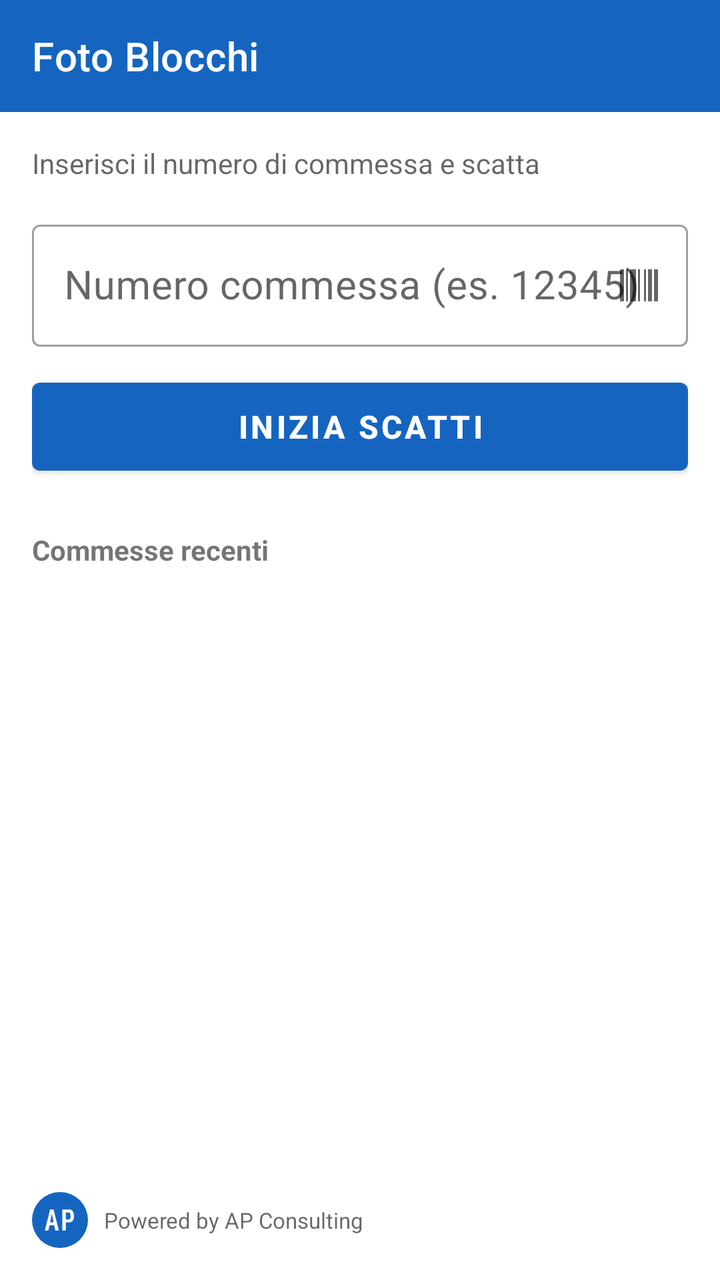
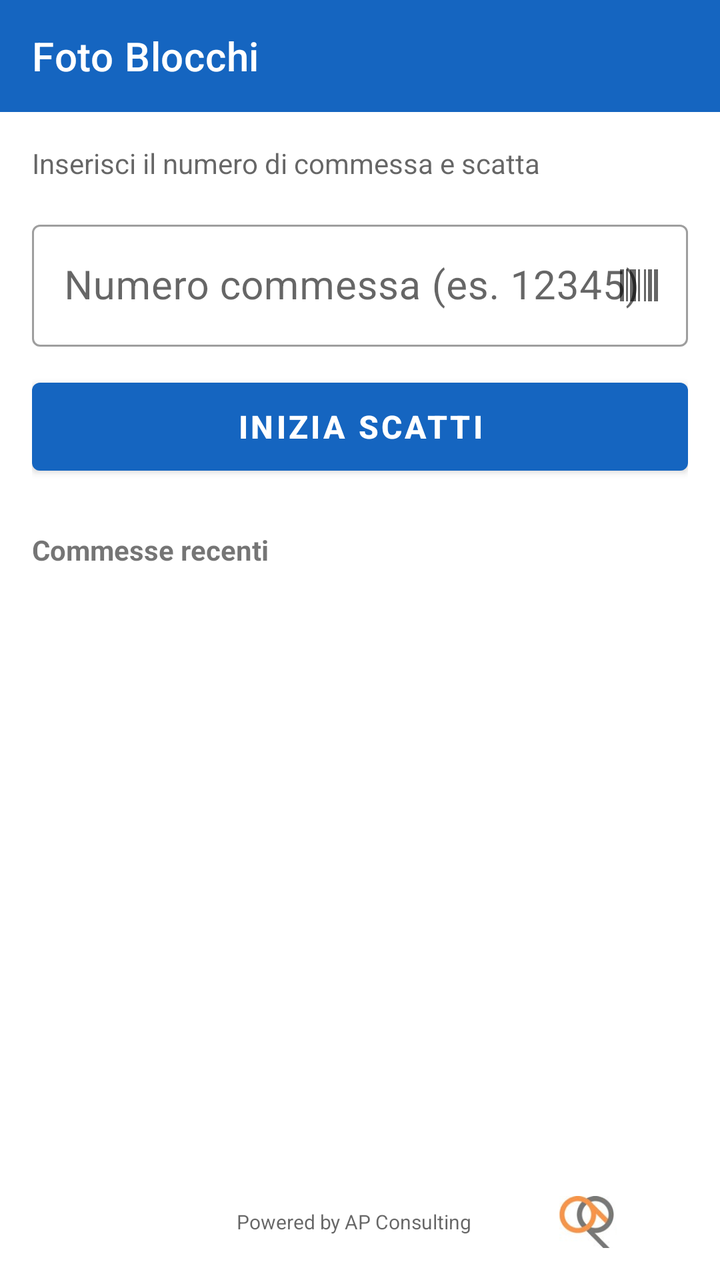

Compare the two renders of this Android layout. The source of the first and the diff that turns it into the second are given below.
<!-- AndroidManifest.xml: application theme Theme.FotoCommesse -->
<!-- res/layout/activity_main.xml -->
<?xml version="1.0" encoding="utf-8"?>
<LinearLayout xmlns:android="http://schemas.android.com/apk/res/android"
    xmlns:app="http://schemas.android.com/apk/res-auto"
    android:layout_width="match_parent"
    android:layout_height="match_parent"
    android:fitsSystemWindows="true"
    android:orientation="vertical">

    <com.google.android.material.appbar.MaterialToolbar
        android:id="@+id/toolbar"
        android:layout_width="match_parent"
        android:layout_height="?attr/actionBarSize"
        android:background="?attr/colorPrimary"
        android:theme="@style/ThemeOverlay.MaterialComponents.Dark.ActionBar"
        app:title="@string/app_name"
        app:titleTextColor="@android:color/white" />

    <androidx.constraintlayout.widget.ConstraintLayout
        android:layout_width="match_parent"
        android:layout_height="0dp"
        android:layout_weight="1"
        android:padding="16dp">

        <TextView
            android:id="@+id/tvSubtitle"
            android:layout_width="match_parent"
            android:layout_height="wrap_content"
            android:text="@string/subtitle"
            android:textSize="14sp"
            android:textColor="?android:attr/textColorSecondary"
            app:layout_constraintStart_toStartOf="parent"
            app:layout_constraintTop_toTopOf="parent" />

        <com.google.android.material.textfield.TextInputLayout
            android:id="@+id/tilCommessa"
            style="@style/Widget.MaterialComponents.TextInputLayout.OutlinedBox"
            android:layout_width="match_parent"
            android:layout_height="wrap_content"
            android:layout_marginTop="16dp"
            android:hint="@string/hint_commessa"
            app:endIconMode="custom"
            app:endIconDrawable="@drawable/ic_barcode"
            app:endIconContentDescription="@string/cd_scan_barcode"
            app:layout_constraintStart_toStartOf="parent"
            app:layout_constraintEnd_toEndOf="parent"
            app:layout_constraintTop_toBottomOf="@id/tvSubtitle">

            <com.google.android.material.textfield.TextInputEditText
                android:id="@+id/etCommessa"
                android:layout_width="match_parent"
                android:layout_height="wrap_content"
                android:inputType="text|textNoSuggestions|textCapCharacters"
                android:maxLines="1"
                android:textSize="20sp" />
        </com.google.android.material.textfield.TextInputLayout>

        <com.google.android.material.button.MaterialButton
            android:id="@+id/btnStart"
            android:layout_width="match_parent"
            android:layout_height="56dp"
            android:layout_marginTop="12dp"
            android:text="@string/btn_start"
            android:textSize="16sp"
            android:textStyle="bold"
            app:layout_constraintStart_toStartOf="parent"
            app:layout_constraintEnd_toEndOf="parent"
            app:layout_constraintTop_toBottomOf="@id/tilCommessa" />

        <TextView
            android:id="@+id/tvSectionRecenti"
            android:layout_width="wrap_content"
            android:layout_height="wrap_content"
            android:layout_marginTop="24dp"
            android:text="@string/section_recenti"
            android:textSize="14sp"
            android:textStyle="bold"
            app:layout_constraintStart_toStartOf="parent"
            app:layout_constraintTop_toBottomOf="@id/btnStart" />

        <TextView
            android:id="@+id/tvTotalCount"
            android:layout_width="wrap_content"
            android:layout_height="wrap_content"
            android:layout_marginTop="24dp"
            android:textSize="12sp"
            android:textColor="?android:attr/textColorSecondary"
            app:layout_constraintEnd_toEndOf="parent"
            app:layout_constraintTop_toBottomOf="@id/btnStart" />

        <TextView
            android:id="@+id/tvNoData"
            android:layout_width="wrap_content"
            android:layout_height="wrap_content"
            android:layout_marginTop="32dp"
            android:text="@string/no_data"
            android:textSize="14sp"
            android:textColor="?android:attr/textColorSecondary"
            android:visibility="gone"
            app:layout_constraintStart_toStartOf="parent"
            app:layout_constraintEnd_toEndOf="parent"
            app:layout_constraintTop_toBottomOf="@id/tvSectionRecenti" />

        <androidx.recyclerview.widget.RecyclerView
            android:id="@+id/rvRecenti"
            android:layout_width="match_parent"
            android:layout_height="0dp"
            android:layout_marginTop="8dp"
            app:layout_constraintStart_toStartOf="parent"
            app:layout_constraintEnd_toEndOf="parent"
            app:layout_constraintTop_toBottomOf="@id/tvSectionRecenti"
            app:layout_constraintBottom_toTopOf="@id/footerBar" />

        <LinearLayout
            android:id="@+id/footerBar"
            android:layout_width="match_parent"
            android:layout_height="wrap_content"
            android:layout_marginTop="8dp"
            android:gravity="center_vertical"
            android:orientation="horizontal"
            app:layout_constraintStart_toStartOf="parent"
            app:layout_constraintEnd_toEndOf="parent"
            app:layout_constraintBottom_toBottomOf="parent">

            <ImageView
                android:id="@+id/ivApLogo"
                android:layout_width="28dp"
                android:layout_height="28dp"
                android:src="@drawable/ap_logo"
                android:contentDescription="@null" />

            <TextView
                android:layout_width="0dp"
                android:layout_height="wrap_content"
                android:layout_marginStart="8dp"
                android:layout_weight="1"
                android:text="@string/powered_by"
                android:textColor="?android:attr/textColorSecondary"
                android:textSize="11sp" />
        </LinearLayout>

    </androidx.constraintlayout.widget.ConstraintLayout>

</LinearLayout>
<!-- resources referenced by this layout -->
<resources>
  <!-- drawable ap_logo (drawable) -->
  <vector xmlns:android="http://schemas.android.com/apk/res/android"
      android:width="28dp"
      android:height="28dp"
      android:viewportWidth="48"
      android:viewportHeight="48">
  
      
      <path
          android:fillColor="#1565C0"
          android:pathData="M24,24m-24,0a24,24 0,1 1,48 0a24,24 0,1 1,-48 0" />
  
      
      <path
          android:fillColor="#FFFFFF"
          android:strokeWidth="0"
          android:pathData="M11,33 L15.5,15 L18.5,15 L23,33 L20,33 L19,28.5 L15,28.5 L14,33 Z M15.5,26 L18.5,26 L17,18.5 Z" />
  
      
      <path
          android:fillColor="#FFFFFF"
          android:strokeWidth="0"
          android:pathData="M26,15 L26,33 L29,33 L29,26 L32,26 C34.5,26 36,24 36,21 C36,17 34.5,15 32,15 Z M29,17.5 L31.5,17.5 C32.8,17.5 33,19 33,21 C33,22.5 32.8,23.5 31.5,23.5 L29,23.5 Z" />
  </vector>
  <!-- drawable ic_barcode (drawable) -->
  <vector xmlns:android="http://schemas.android.com/apk/res/android"
      android:width="24dp"
      android:height="24dp"
      android:viewportWidth="24"
      android:viewportHeight="24">
      <path
          android:fillColor="#FFFFFF"
          android:pathData="M2,4h2v16H2zM5,4h1v16H5zM7,4h3v16H7zM11,4h1v16h-1zM14,4h1v16h-1zM16,4h2v16h-2zM19,4h2v16h-2zM22,4h0v16h0z"/>
  </vector>
  <string name="app_name">Foto Blocchi</string>
  <string name="btn_start">INIZIA SCATTI</string>
  <string name="cd_scan_barcode">Scansiona barcode</string>
  <string name="hint_commessa">Numero commessa (es. 12345)</string>
  <string name="no_data">Nessuna foto ancora.\nInserisci un numero di commessa e inizia.</string>
  <string name="powered_by">Powered by AP Consulting</string>
  <string name="section_recenti">Commesse recenti</string>
  <string name="subtitle">Inserisci il numero di commessa e scatta</string>
  <style name="Theme.FotoCommesse" parent="Theme.MaterialComponents.DayNight.NoActionBar">
          <item name="colorPrimary">@color/primary</item>
          <item name="colorPrimaryDark">@color/primary_dark</item>
          <item name="colorAccent">@color/accent</item>
      </style>
  <color name="primary">#1565C0</color>
  <color name="primary_dark">#0D47A1</color>
  <color name="accent">#FF6F00</color>
</resources>

<!-- the commit's change to res/layout/activity_main.xml (unified diff, before → after) -->
@@ -115,27 +115,28 @@
             android:layout_width="match_parent"
             android:layout_height="wrap_content"
             android:layout_marginTop="8dp"
-            android:gravity="center_vertical"
+            android:gravity="center_vertical|end"
             android:orientation="horizontal"
             app:layout_constraintStart_toStartOf="parent"
             app:layout_constraintEnd_toEndOf="parent"
             app:layout_constraintBottom_toBottomOf="parent">
 
+            <TextView
+                android:layout_width="wrap_content"
+                android:layout_height="wrap_content"
+                android:text="@string/powered_by"
+                android:textColor="?android:attr/textColorSecondary"
+                android:textSize="10sp" />
+
             <ImageView
                 android:id="@+id/ivApLogo"
-                android:layout_width="28dp"
-                android:layout_height="28dp"
-                android:src="@drawable/ap_logo"
+                android:layout_width="100dp"
+                android:layout_height="26dp"
+                android:layout_marginStart="8dp"
+                android:adjustViewBounds="true"
+                android:scaleType="fitCenter"
+                android:src="@drawable/apconsulting_logo"
                 android:contentDescription="@null" />
-
-            <TextView
-                android:layout_width="0dp"
-                android:layout_height="wrap_content"
-                android:layout_marginStart="8dp"
-                android:layout_weight="1"
-                android:text="@string/powered_by"
-                android:textColor="?android:attr/textColorSecondary"
-                android:textSize="11sp" />
         </LinearLayout>
 
     </androidx.constraintlayout.widget.ConstraintLayout>
<!-- resource entries referenced after the edit -->
@@ -1,29 +1,6 @@
 <!-- resources referenced by this layout -->
 <resources>
-  <!-- drawable ap_logo (drawable) -->
-  <vector xmlns:android="http://schemas.android.com/apk/res/android"
-      android:width="28dp"
-      android:height="28dp"
-      android:viewportWidth="48"
-      android:viewportHeight="48">
-  
-      
-      <path
-          android:fillColor="#1565C0"
-          android:pathData="M24,24m-24,0a24,24 0,1 1,48 0a24,24 0,1 1,-48 0" />
-  
-      
-      <path
-          android:fillColor="#FFFFFF"
-          android:strokeWidth="0"
-          android:pathData="M11,33 L15.5,15 L18.5,15 L23,33 L20,33 L19,28.5 L15,28.5 L14,33 Z M15.5,26 L18.5,26 L17,18.5 Z" />
-  
-      
-      <path
-          android:fillColor="#FFFFFF"
-          android:strokeWidth="0"
-          android:pathData="M26,15 L26,33 L29,33 L29,26 L32,26 C34.5,26 36,24 36,21 C36,17 34.5,15 32,15 Z M29,17.5 L31.5,17.5 C32.8,17.5 33,19 33,21 C33,22.5 32.8,23.5 31.5,23.5 L29,23.5 Z" />
-  </vector>
+  <!-- drawable apconsulting_logo: jpg bitmap (drawable, 23617 bytes) -->
   <!-- drawable ic_barcode (drawable) -->
   <vector xmlns:android="http://schemas.android.com/apk/res/android"
       android:width="24dp"
